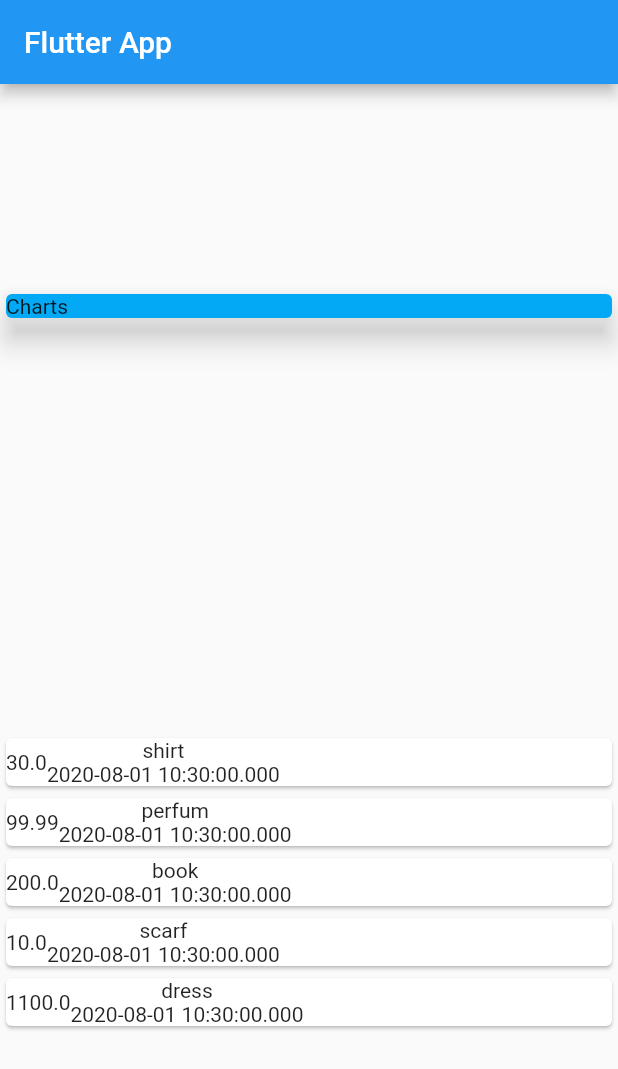
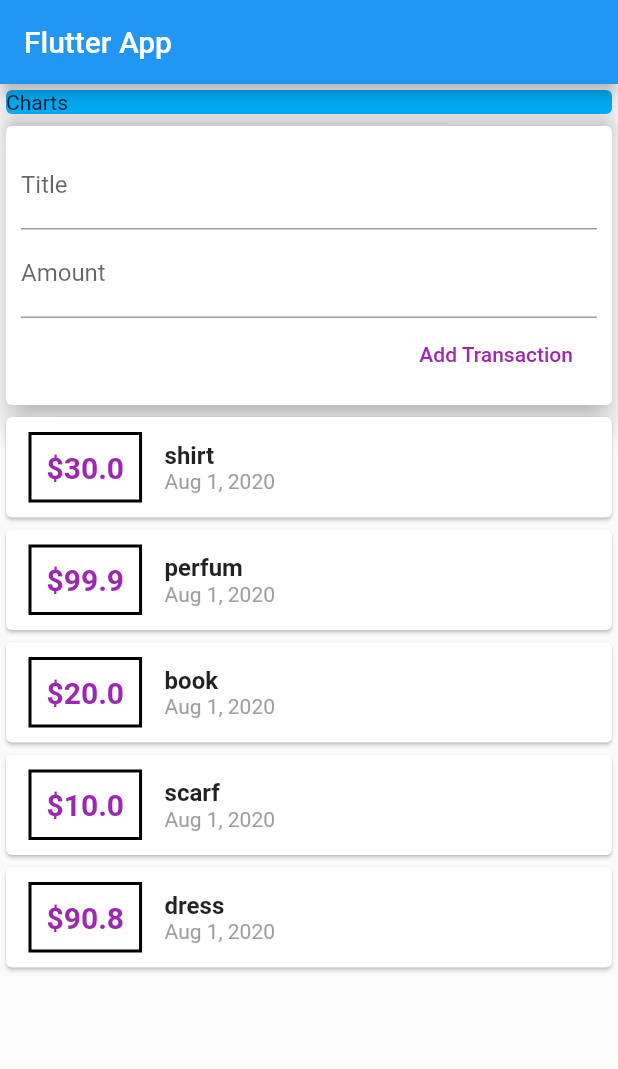
Before and after one commit to majdew/Personal-Expenses, a Flutter app: the screen it shows after launch, on a phone screen of 412 x 824 dp. Shown: the top 1069 px of the screen. Run offline on Flutter 3.47's test engine with Material 2 defaults, Android fonts, the phone set to English and light mode, and no system bars.

Commit message:
refactor the code split widgetes

```diff
--- a/lib/main.dart
+++ b/lib/main.dart
@@ -1,6 +1,7 @@
 import 'package:flutter/material.dart';
 
-import './transaction.dart';
+import './widgets/usertransaction.dart';
+
 
 void main() => runApp(MyApp());
 
@@ -15,20 +16,12 @@ class MyApp extends StatelessWidget {
 }
 
 class MyHomePage extends StatelessWidget {
-  final List<Transaction> transactions = [
-    Transaction(id: "t1", title: "shirt", amount: 30, date: DateTime.now()),
-    Transaction(id: "t2", title: "perfum", amount: 99.99, date: DateTime.now()),
-    Transaction(id: "t3", title: "book", amount: 200, date: DateTime.now()),
-    Transaction(id: "t4", title: "scarf", amount: 10, date: DateTime.now()),
-    Transaction(id: "t5", title: "dress", amount: 1100, date: DateTime.now()),
-  ];
   @override
   Widget build(BuildContext context) {
     return Scaffold(
       appBar: AppBar(title: Text("Flutter App")),
       body: Center(
         child: Column(
-          mainAxisAlignment: MainAxisAlignment.spaceAround,
           crossAxisAlignment: CrossAxisAlignment.center,
           children: [
             Container(
@@ -39,31 +32,7 @@ class MyHomePage extends StatelessWidget {
                 child: Text("Charts"),
               ),
             ),
-            Column(
-              children: transactions.map((transaction) {
-                return Card(
-                  child: Row(
-                    children: [
-                      Container(
-                        child: Text(
-                          transaction.amount.toString(),
-                        ),
-                      ),
-                      Column(
-                        children: [
-                          Text(
-                            transaction.title,
-                          ),
-                          Text(
-                            transaction.date.toString(),
-                          )
-                        ],
-                      ),
-                    ],
-                  ),
-                );
-              }).toList(),
-            ),
+            UserTransaction(),
           ],
         ),
       ),
--- /dev/null
+++ b/lib/widgets/newtransaction.dart
@@ -0,0 +1,41 @@
+import 'package:flutter/material.dart';
+
+class NewTransaction extends StatelessWidget {
+  final titleController = TextEditingController();
+  final amountController = TextEditingController();
+
+  @override
+  Widget build(BuildContext context) {
+    return Card(
+      elevation: 8,
+      child: Container(
+        padding: EdgeInsets.all(10),
+        child: Column(
+          crossAxisAlignment: CrossAxisAlignment.end,
+          children: [
+            TextField(
+              decoration: InputDecoration(
+                labelText: "Title",
+              ),
+              controller: titleController,
+            ),
+            TextField(
+              decoration: InputDecoration(
+                labelText: "Amount",
+              ),
+              controller: amountController,
+            ),
+            FlatButton(
+              onPressed: () {
+                print(titleController.text);
+                print(amountController.text);
+              },
+              child: Text("Add Transaction"),
+              textColor: Colors.purple,
+            ),
+          ],
+        ),
+      ),
+    );
+  }
+}
--- /dev/null
+++ b/lib/widgets/transactionlist.dart
@@ -0,0 +1,64 @@
+import 'package:flutter/material.dart';
+import 'package:intl/intl.dart';
+import '../models/transaction.dart';
+
+class TransactionList extends StatelessWidget {
+  final List<Transaction> _userTransactions;
+
+  TransactionList(this._userTransactions);
+
+  @override
+  Widget build(BuildContext context) {
+    return Column(
+      children: _userTransactions.map((transaction) {
+        return Card(
+          child: Row(
+            children: [
+              Container(
+                margin: EdgeInsets.symmetric(
+                  vertical: 10,
+                  horizontal: 15,
+                ),
+                padding: EdgeInsets.all(10),
+                decoration: BoxDecoration(
+                  border: Border.all(
+                    color: Colors.black,
+                    width: 2,
+                    style: BorderStyle.solid,
+                  ),
+                ),
+                child: Text(
+                  "\$${transaction.amount}",
+                  style: TextStyle(
+                    fontWeight: FontWeight.bold,
+                    fontSize: 20,
+                    color: Colors.purple,
+                  ),
+                ),
+              ),
+              Column(
+                crossAxisAlignment: CrossAxisAlignment.start,
+                children: [
+                  Text(
+                    transaction.title,
+                    style: TextStyle(
+                      fontSize: 16,
+                      fontWeight: FontWeight.bold,
+                    ),
+                  ),
+                  Text(
+                    DateFormat.yMMMd().format(transaction.date),
+                    style: TextStyle(
+                      fontSize: 14,
+                      color: Colors.grey,
+                    ),
+                  ),
+                ],
+              ),
+            ],
+          ),
+        );
+      }).toList(),
+    );
+  }
+}
--- /dev/null
+++ b/lib/widgets/usertransaction.dart
@@ -0,0 +1,30 @@
+import 'package:flutter/material.dart';
+
+import '../widgets/newtransaction.dart';
+import '../widgets/transactionlist.dart';
+import './../models/transaction.dart';
+
+class UserTransaction extends StatefulWidget {
+  @override
+  _UserTransactionState createState() => _UserTransactionState();
+}
+
+class _UserTransactionState extends State<UserTransaction> {
+  final List<Transaction> _userTransactions = [
+    Transaction(id: "1", title: "shirt", amount: 30.0, date: DateTime.now()),
+    Transaction(id: "2", title: "perfum", amount: 99.90, date: DateTime.now()),
+    Transaction(id: "3", title: "book", amount: 20.0, date: DateTime.now()),
+    Transaction(id: "4", title: "scarf", amount: 10.0, date: DateTime.now()),
+    Transaction(id: "5", title: "dress", amount: 90.8, date: DateTime.now()),
+  ];
+
+  @override
+  Widget build(BuildContext context) {
+    return Column(
+      children: [
+        NewTransaction(),
+        TransactionList(_userTransactions),
+      ],
+    );
+  }
+}
```
Also changed, not shown: pubspec.yaml (+40 -45 lines), lib/models/transaction.dart (renamed from lib/transaction.dart), pubspec.lock.
